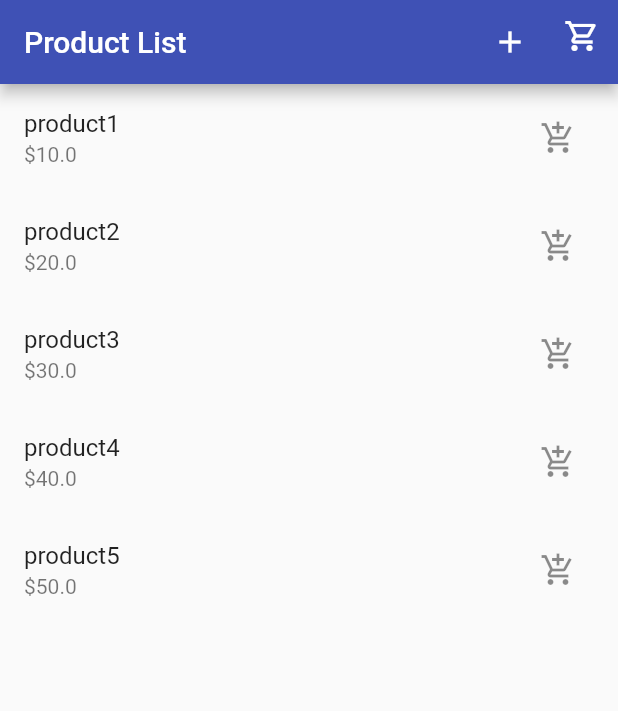
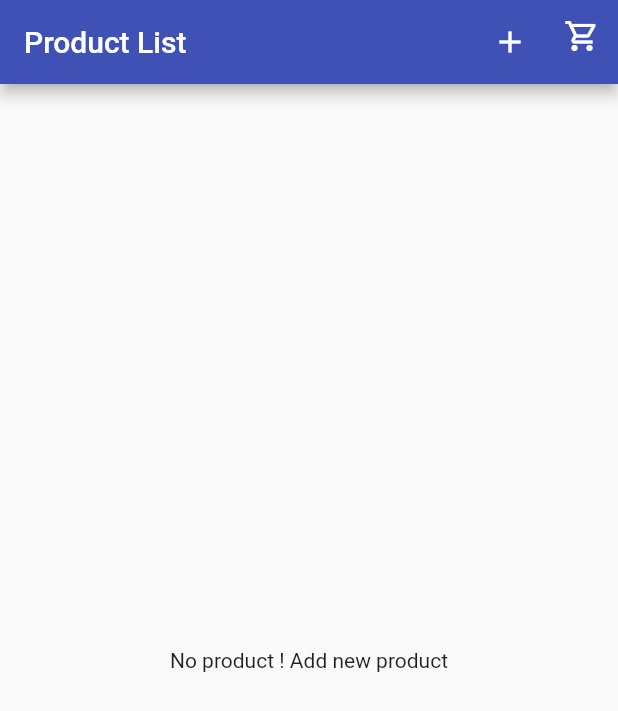
Before and after one commit to Fardin-Shaikh/bloc-cart, a Flutter app: the screen it shows after launch, on a phone screen of 412 x 824 dp. Shown: the top 711 px of the screen. Run offline on Flutter 3.47's test engine with Material 2 defaults, Android fonts, the phone set to English and light mode, and no system bars; our stand-ins replace equatable, flutter_bloc.

Commit message:
final commet

```diff
--- a/lib/bloc/add_to_product_bloc/add_to_product_bloc.dart
+++ b/lib/bloc/add_to_product_bloc/add_to_product_bloc.dart
@@ -1,30 +1,32 @@
 import 'package:ecommerce_app_bloc/Models/product.dart';
-import 'package:ecommerce_app_bloc/bloc/add_to_Product_bloc/add_to_Product_event.dart';
-import 'package:ecommerce_app_bloc/bloc/add_to_Product_bloc/add_to_Product_state.dart';
+
+import 'package:ecommerce_app_bloc/bloc/add_to_product_bloc/add_to_product_event.dart';
+import 'package:ecommerce_app_bloc/bloc/add_to_product_bloc/add_to_product_state.dart';
 import 'package:flutter_bloc/flutter_bloc.dart';
 
-class ProductBloc extends Bloc<ProductEvent, ProductState> {
-  ProductBloc() : super(ProductState([])) {
-    on<ProductEvent>(_mapEventToState);
+class PrdBloc extends Bloc<PrdEvent, PrdState> {
+  PrdBloc() : super(PrdState([])) {
+    on<PrdEvent>(_mapEventToState);
   }
-  Future<void> _mapEventToState(
-      ProductEvent event, Emitter<ProductState> emit) async {
-    if (event is AddToProduct) {
-      final updatedProduct = List<Product>.from(state.productItems)
+  Future<void> _mapEventToState(PrdEvent event, Emitter<PrdState> emit) async {
+    if (event is AddToPrd) {
+      final updatedPrd = List<Product>.from(state.productItems)
         ..add(event.product);
-      emit(ProductState(updatedProduct));
-      //apply break point to check the check which item added in the Product
-    } else if (event is RemoveFromProduct) {
-      final updaetProduct = List<Product>.from(state.productItems)
+      emit(PrdState(updatedPrd));
+      //apply break point to check the check which item added in the Prd
+    } else if (event is RemoveFromPrd) {
+      final updaetPrd = List<Product>.from(state.productItems)
         ..remove(event.product);
-      emit(ProductState(updaetProduct));
+      emit(PrdState(updaetPrd));
+
+
     }
   }
-  final List<Product> productList = [
-      Product(id: 1, name: 'product1', price: 10),
-      Product(id: 2, name: 'product2', price: 20),
-      Product(id: 3, name: 'product3', price: 30),
-      Product(id: 4, name: 'product4', price: 40),
-      Product(id: 5, name: 'product5', price: 50),
-    ];
+  //   final List<Product> productList = [
+  //   Product(id: 1, name: 'product1', price: 10),
+  //   Product(id: 2, name: 'product2', price: 20),
+  //   Product(id: 3, name: 'product3', price: 30),
+  //   Product(id: 4, name: 'product4', price: 40),
+  //   Product(id: 5, name: 'product5', price: 50),
+  // ];
 }
--- a/lib/bloc/add_to_product_bloc/add_to_product_event.dart
+++ b/lib/bloc/add_to_product_bloc/add_to_product_event.dart
@@ -1,21 +1,21 @@
 import 'package:ecommerce_app_bloc/Models/product.dart';
 import 'package:equatable/equatable.dart';
 
-abstract class ProductEvent extends Equatable {
+abstract class PrdEvent extends Equatable {
   @override
   List<Object> get props => [];
 }
 
-class AddToProduct extends ProductEvent {
+class AddToPrd extends PrdEvent {
   final Product product;
-  AddToProduct(this.product);
+  AddToPrd(this.product);
   @override
   List<Object> get props => [product];
 }
 
-class RemoveFromProduct extends ProductEvent {
+class RemoveFromPrd extends PrdEvent {
   final Product product;
-  RemoveFromProduct(this.product);
+  RemoveFromPrd(this.product);
   @override
   List<Object> get props => [product];
 }
--- a/lib/bloc/add_to_product_bloc/add_to_product_state.dart
+++ b/lib/bloc/add_to_product_bloc/add_to_product_state.dart
@@ -1,15 +1,8 @@
 import 'package:ecommerce_app_bloc/Models/product.dart';
-// import 'package:equatable/equatable.dart';
 
-// abstract class Pstate extends Equatable {
-//   @override
-//   List<Object> get props => [];
-// }
-// class ProductState extends Pstate {
-//   final List<Product> productItems;
-//   ProductState(this.productItems);
-// }
-class ProductState {
+
+
+class PrdState  {
   final List<Product> productItems;
-  ProductState(this.productItems);
+  PrdState(this.productItems);
 }
--- a/lib/main.dart
+++ b/lib/main.dart
@@ -1,4 +1,5 @@
 import 'package:ecommerce_app_bloc/bloc/add_to_cart_bloc/add_to_cart_bloc.dart';
+import 'package:ecommerce_app_bloc/bloc/add_to_product_bloc/add_to_product_bloc.dart';
 import 'package:ecommerce_app_bloc/screeens/product_list.dart';
 import 'package:flutter/material.dart';
 import 'package:flutter_bloc/flutter_bloc.dart';
@@ -16,7 +17,10 @@ class _MyAppState extends State<MyApp> {
   @override
   Widget build(BuildContext context) {
     return MultiBlocProvider(
-      providers: [BlocProvider(create: (context) => CartBloc())],
+      providers: [
+        BlocProvider(create: (context) => PrdBloc()),
+        BlocProvider(create: (context) => CartBloc()),
+      ],
       child: MaterialApp(
         debugShowCheckedModeBanner: false,
         theme: ThemeData(
--- a/lib/screeens/product_list.dart
+++ b/lib/screeens/product_list.dart
@@ -1,7 +1,9 @@
-import 'package:ecommerce_app_bloc/Models/product.dart';
 import 'package:ecommerce_app_bloc/bloc/add_to_cart_bloc/add_to_cart_bloc.dart';
 import 'package:ecommerce_app_bloc/bloc/add_to_cart_bloc/add_to_cart_event.dart';
 import 'package:ecommerce_app_bloc/bloc/add_to_cart_bloc/add_to_cart_state.dart';
+import 'package:ecommerce_app_bloc/bloc/add_to_product_bloc/add_to_product_bloc.dart';
+import 'package:ecommerce_app_bloc/bloc/add_to_product_bloc/add_to_product_event.dart';
+import 'package:ecommerce_app_bloc/bloc/add_to_product_bloc/add_to_product_state.dart';
 import 'package:ecommerce_app_bloc/screeens/add_product_screen.dart';
 import 'package:ecommerce_app_bloc/screeens/cart_list_screen.dart';
 import 'package:flutter/material.dart';
@@ -17,21 +19,22 @@ class ProductListScreen extends StatefulWidget {
 class _ProductlistsLreeSState extends State<ProductListScreen> {
   @override
   Widget build(BuildContext context) {
-    final List<Product> productList = [
-      Product(id: 1, name: 'product1', price: 10),
-      Product(id: 2, name: 'product2', price: 20),
-      Product(id: 3, name: 'product3', price: 30),
-      Product(id: 4, name: 'product4', price: 40),
-      Product(id: 5, name: 'product5', price: 50),
-    ];
+    // final List<Product> productList = [
+    //   Product(id: 1, name: 'product1', price: 10),
+    //   Product(id: 2, name: 'product2', price: 20),
+    //   Product(id: 3, name: 'product3', price: 30),
+    //   Product(id: 4, name: 'product4', price: 40),
+    //   Product(id: 5, name: 'product5', price: 50),
+    // ];
+    //dummy list
     return Scaffold(
       appBar: AppBar(
         title: const Text('Product List'),
         actions: [
           IconButton(
               onPressed: () {
-                Navigator.of(context)
-                    .push(MaterialPageRoute(builder: (_) => AddProduct()));
+                Navigator.of(context).push(
+                    MaterialPageRoute(builder: (_) => const AddProduct()));
               },
               icon: const Icon(Icons.add)),
           BlocBuilder<CartBloc, CartState>(builder: (context, state) {
@@ -70,25 +73,46 @@ class _ProductlistsLreeSState extends State<ProductListScreen> {
           }),
         ],
       ),
-      body: ListView.builder(
-          itemCount: productList.length,
+      body: BlocBuilder<PrdBloc, PrdState>(
+        builder: (context, state) {
+          if (state.productItems.isEmpty) {
+            return const Center(
+              child: Text(" No product ! Add new product "),
+            );
+          } else {
+            return ListView.builder(
+                itemCount: state.productItems.length,
                 itemBuilder: (context, index) {
-            final product = productList[index];
+                  final product = state.productItems[index];
+
                   return ListTile(
                     title: Text(product.name),
                     subtitle: Text('\$${product.price}'),
+                    leading: IconButton(
+                        onPressed: () {
+                          final prdbloc = context.read<PrdBloc>();
+                          prdbloc.add(RemoveFromPrd(product));
+                          ScaffoldMessenger.of(context)
+                              .showSnackBar(const SnackBar(
+                            content: Text('Product Removed Sucessfully!'),
+                            duration: Duration(seconds: 1),
+                          ));
+                        },
+                        icon: const Icon(Icons.clear)),
                     trailing: IconButton(
                         onPressed: () {
-                    final cartBloc = BlocProvider.of<CartBloc>(context);
+                          final cartBloc = context.read<CartBloc>();
                           final cartItems = cartBloc.state.cartItems;
                           if (cartItems.any((item) => item.id == product.id)) {
-                      ScaffoldMessenger.of(context).showSnackBar(const SnackBar(
+                            ScaffoldMessenger.of(context)
+                                .showSnackBar(const SnackBar(
                               content: Text('Product already added to Cart'),
                               duration: Duration(seconds: 1),
                             ));
                           } else {
                             cartBloc.add(AddToCart(product));
-                      ScaffoldMessenger.of(context).showSnackBar(const SnackBar(
+                            ScaffoldMessenger.of(context)
+                                .showSnackBar(const SnackBar(
                               content: Text('Product added to Cart'),
                               duration: Duration(seconds: 1),
                             ));
@@ -96,7 +120,10 @@ class _ProductlistsLreeSState extends State<ProductListScreen> {
                         },
                         icon: const Icon(Icons.add_shopping_cart_outlined)),
                   );
-          }),
+                });
+          }
+        },
+      ),
     );
   }
 }
```
Also changed, not shown: lib/screeens/add_product_screen.dart (+18 -33 lines), pubspec.lock. Lines whose indentation alone changed are shown as unchanged.
